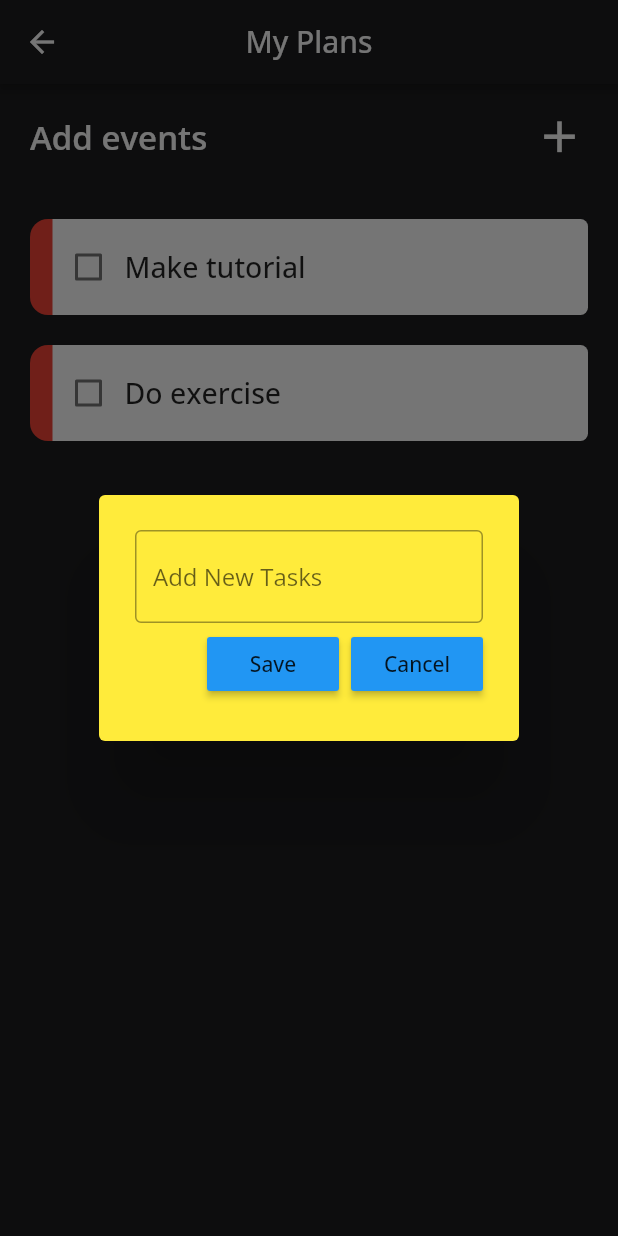
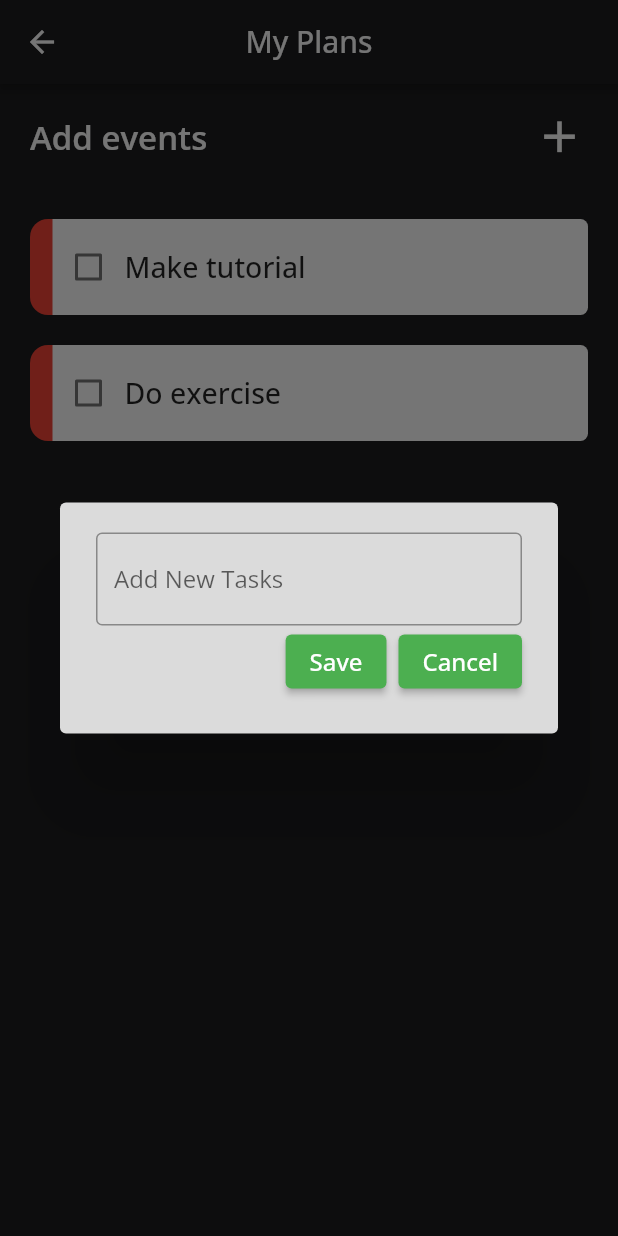
Before and after one commit to dadaxon0019/FitnessApp-flutter-android-ios-, a Flutter app: the ToDoScreen screen opened directly, after a tap on the "add" icon, on a phone screen of 412 x 824 dp. Run offline on Flutter 3.47's test engine with Material 2 defaults, Android fonts, the phone set to English and light mode, and no system bars; drawn by our look-alikes of flutter_slidable; our stand-ins replace audio_video_progress_bar, cloud_firestore, curved_navigation_bar, firebase_auth, firebase_core, get and 9 more; accounts and stored records are empty; network calls fail.

Commit message:
modif alertDialog

```diff
--- a/flutter-firebase-auth-patch-1/lib/screens/to_do_screen.dart
+++ b/flutter-firebase-auth-patch-1/lib/screens/to_do_screen.dart
@@ -110,7 +110,18 @@ class _ToDoScreenState extends State<ToDoScreen> {
               ],
             ),
           ),
-          Expanded(
+          db.toDoList.isEmpty
+              ? Container(
+                  padding: EdgeInsets.only(top: 250),
+                  child: Text(
+                    "Let's get started",
+                    style: TextStyle(
+                      color: Colors.white,
+                      fontSize: 20,
+                    ),
+                  ),
+                )
+              : Expanded(
                   child: ListView.builder(
                     physics: const BouncingScrollPhysics(
                       parent: AlwaysScrollableScrollPhysics(),
--- a/flutter-firebase-auth-patch-1/lib/screens/todo_tile.dart
+++ b/flutter-firebase-auth-patch-1/lib/screens/todo_tile.dart
@@ -30,7 +30,11 @@ class ToDoTile extends StatelessWidget {
               backgroundColor: Color.fromARGB(255, 176, 17, 17),
             ),
             SlidableAction(
-              onPressed: deleteFunction,
+              onPressed: ((context) {
+                SnackBar(
+                  content: const Text('Yay! A SnackBar!'),
+                );
+              }),
               backgroundColor: Colors.grey,
               foregroundColor: Colors.white,
               borderRadius: BorderRadius.only(
--- a/flutter-firebase-auth-patch-1/lib/utils/dialog_box.dart
+++ b/flutter-firebase-auth-patch-1/lib/utils/dialog_box.dart
@@ -1,3 +1,4 @@
+import 'package:firebase_auth_demo/utils/constants/colors.dart';
 import 'package:firebase_auth_demo/utils/my_button.dart';
 import 'package:flutter/material.dart';
 
@@ -17,11 +18,11 @@ class DialogBox extends StatelessWidget {
   @override
   Widget build(BuildContext context) {
     return AlertDialog(
-      backgroundColor: Colors.yellow,
+      backgroundColor: Color.fromARGB(255, 219, 219, 219),
       content: Container(
-        height: 120,
+        height: 110,
+        width: 300,
         child: Column(
-          mainAxisAlignment: MainAxisAlignment.spaceEvenly,
           children: [
             TextField(
               controller: controller,
@@ -35,12 +36,14 @@ class DialogBox extends StatelessWidget {
               children: [
                 //save button
                 MyButton(text: 'Save', onPressed: onCancel),
-
                 SizedBox(
                   width: 8,
                 ),
                 //cancel button
-                MyButton(text: 'Cancel', onPressed: onSave)
+                MyButton(
+                  text: 'Cancel',
+                  onPressed: onSave,
+                )
               ],
             )
           ],
--- a/flutter-firebase-auth-patch-1/lib/utils/my_button.dart
+++ b/flutter-firebase-auth-patch-1/lib/utils/my_button.dart
@@ -1,3 +1,4 @@
+import 'package:firebase_auth_demo/utils/constants/colors.dart';
 import 'package:flutter/material.dart';
 
 class MyButton extends StatelessWidget {
@@ -11,10 +12,15 @@ class MyButton extends StatelessWidget {
 
   @override
   Widget build(BuildContext context) {
-    return MaterialButton(
+    return ElevatedButton(
+      style: ElevatedButton.styleFrom(
+        backgroundColor: Colors.green,
+      ),
       onPressed: onPressed,
-      color: Theme.of(context).primaryColor,
-      child: Text(text),
+      child: Text(
+        text,
+        style: TextStyle(fontSize: 16),
+      ),
     );
   }
 }
```
Lines whose indentation alone changed are shown as unchanged.
